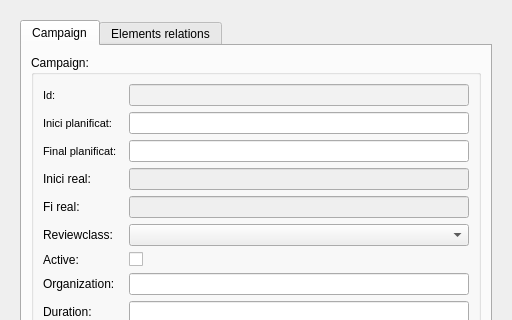
Giswater/giswater_qgis_plugin, file core/ui/toolbars/cm/add_campaign_review_old.ui: the form before one commit; both pictures show x 0 to 512 and y 0 to 320 of the 512 by 706 pixel window.
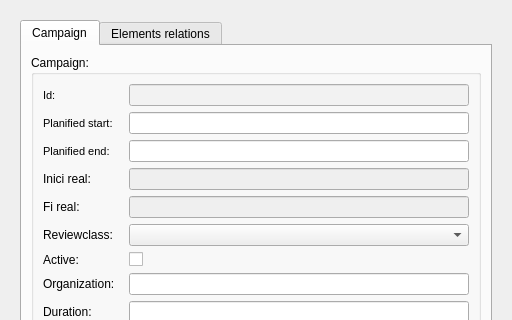
The form after the commit. The open tabs and pages were chosen to show the change. Icons and pictures are not drawn.

Commit message: fix(i18n): New python files and order well ui. Solve issue in i18n_manager

What changed in the file:
```diff
--- a/core/ui/toolbars/cm/add_campaign_review_old.ui
+++ b/core/ui/toolbars/cm/add_campaign_review_old.ui
@@ -161,7 +161,7 @@
                   <enum>QFrame::Plain</enum>
                  </property>
                  <property name="text">
-                  <string>Inici planificat:</string>
+                  <string>Planified start:</string>
                  </property>
                  <property name="textFormat">
                   <enum>Qt::AutoText</enum>
@@ -252,7 +252,7 @@
                   <enum>QFrame::Plain</enum>
                  </property>
                  <property name="text">
-                  <string>Final planificat:</string>
+                  <string>Planified end:</string>
                  </property>
                  <property name="textFormat">
                   <enum>Qt::AutoText</enum>
```
Left out of the diff: 2 changed lines with no effect on the pictures. The commit also changes 7 other files.
